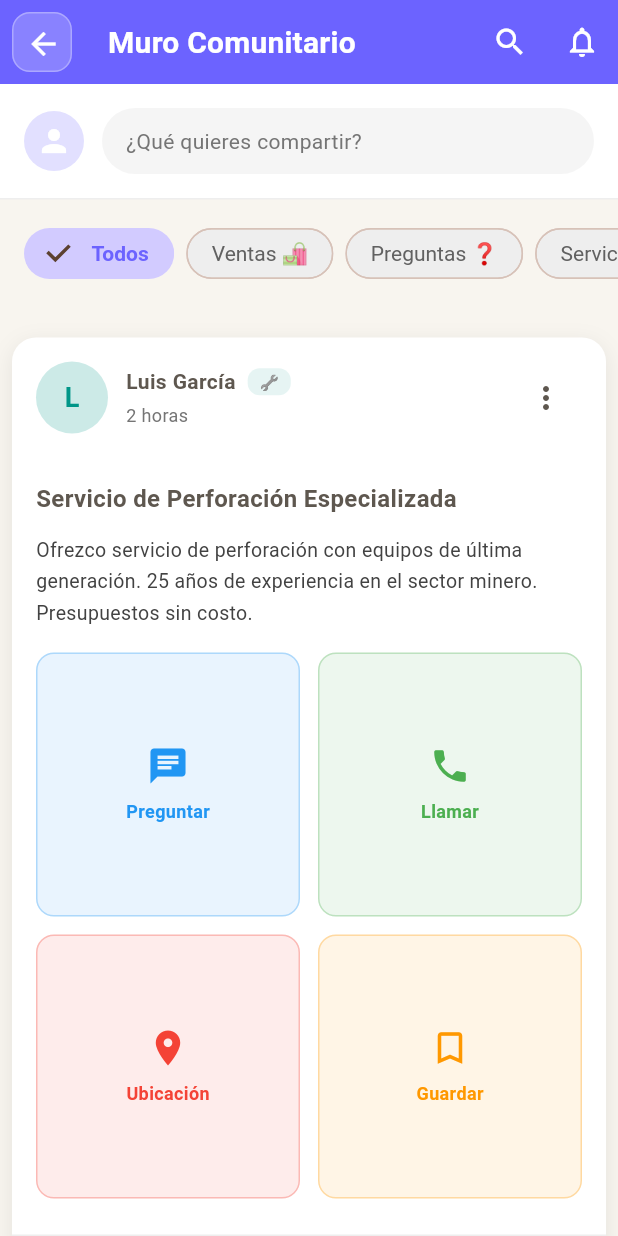
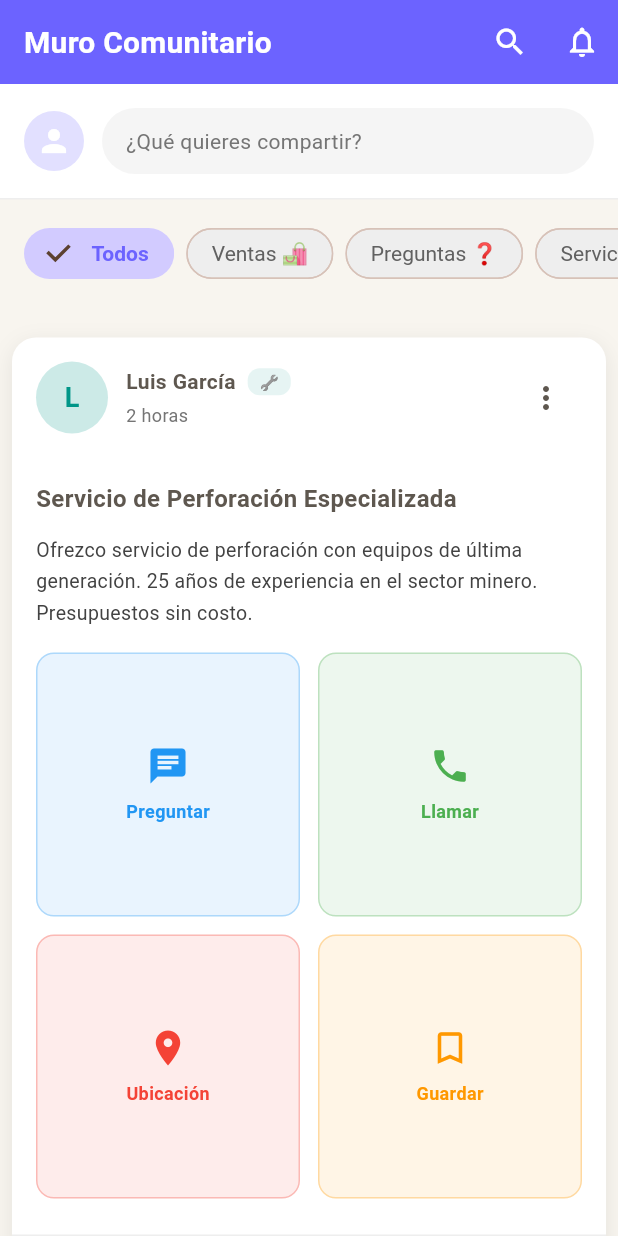
Before and after one commit to Wil-cristian/redsocial-yo-minero, a Flutter app: the CommunityFeedPage screen opened directly, on a phone screen of 412 x 824 dp. Run offline on Flutter 3.47's test engine with Material 3 defaults, Android fonts, the phone set to English and light mode, and no system bars; our stand-ins replace get_it; missing offline and left inert: dart:html; accounts and stored records are empty.

Commit message:
fix: Corregir navegación - remover botones back innecesarios y agregar Scaffolds
- Removido botón back de las 4 páginas principales del navigation shell:
  * CommunityFeedPage (Muro)
  * ProfilePage (Perfil)
  * NotificationsPage (Notificaciones)
  * SettingsPage (Configuración)

- Agregado Scaffold a las páginas principales para resolver error 'No Material widget found':
  * CommunityFeedPage: Convertido Column+AppBar a Scaffold con appBar y body
  * NotificationsPage: Convertido Column+AppBar a Scaffold con appBar y body
  * SettingsPage: Convertido Column+AppBar a Scaffold con appBar y body
  * ProfilePage: Agregado Scaffold con backgroundColor y body NestedScrollView

- Cambiado ícono de menú a flecha back en páginas que se abren desde dashboard:
  * ProductsPage: Icons.menu  Icons.arrow_back
  * ServicesPage: Icons.menu  Icons.arrow_back
  * CommunityPage: Icons.menu  Icons.arrow_back
  * GroupsPage: Icons.menu  Icons.arrow_back

- Removido botón back del header de los 3 dashboards principales (Home):
  * Dashboard Individual: Removido IconButton arrow_back_ios
  * Dashboard Worker: Removido IconButton arrow_back_ios
  * Dashboard Company: Removido IconButton arrow_back_ios
  * Reemplazados con SizedBox para mantener balance visual

Navegación ahora consistente:
- Páginas principales (shell): Sin botón back, navegación solo por barra inferior
- Páginas secundarias (push): Con botón back para regresar
- Dashboards (home): Sin botón back en header, solo íconos de acción

```diff
--- a/lib/community_feed_page.dart
+++ b/lib/community_feed_page.dart
@@ -160,25 +160,13 @@ class _CommunityFeedPageState extends State<CommunityFeedPage> {
 
   @override
   Widget build(BuildContext context) {
-    return Column(
-      children: [
-        AppBar(
+    return Scaffold(
+      appBar: AppBar(
         title: const Text('Muro Comunitario'),
         backgroundColor: DashboardColors.primary,
         foregroundColor: Colors.white,
         elevation: 0,
-          leading: Container(
-            margin: const EdgeInsets.all(8),
-            decoration: BoxDecoration(
-              color: Colors.white.withValues(alpha: 0.2),
-              borderRadius: BorderRadius.circular(12),
-              border: Border.all(color: Colors.white.withValues(alpha: 0.3)),
-            ),
-            child: IconButton(
-              icon: const Icon(Icons.arrow_back, color: Colors.white),
-              onPressed: () => Navigator.of(context).pop(),
-            ),
-          ),
+        automaticallyImplyLeading: false,
         actions: [
           IconButton(
             icon: const Icon(Icons.search),
@@ -190,8 +178,7 @@ class _CommunityFeedPageState extends State<CommunityFeedPage> {
           ),
         ],
       ),
-        Expanded(
-          child: Column(
+      body: Column(
         children: [
           // Crear nuevo post
           Container(
@@ -259,8 +246,6 @@ class _CommunityFeedPageState extends State<CommunityFeedPage> {
           ),
         ],
       ),
-        ),
-      ],
     );
   }
 
```
Also changed, not shown: lib/community_page.dart (+6 -6 lines), lib/groups_page.dart (+4 -4 lines), lib/home_page.dart (+3 -12 lines), lib/notifications_page.dart (+4 -11 lines), lib/products_page.dart (+10 -10 lines), lib/profile_page.dart (+7 -15 lines), lib/services_page.dart (+15 -15 lines), lib/settings_page.dart (+4 -12 lines). Lines whose indentation alone changed are shown as unchanged.
